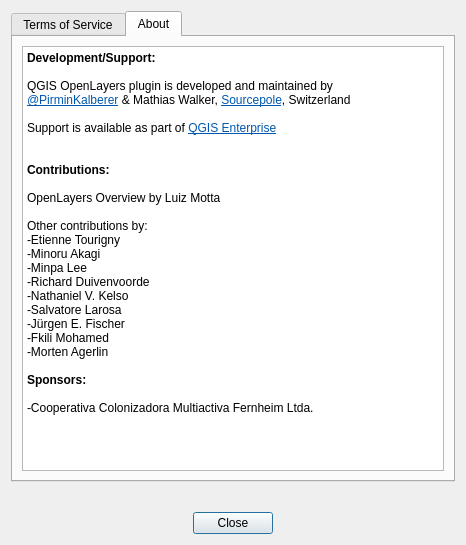
Above: openlayers/ui_about_dialog.ui from sourcepole/qgis-openlayers-plugin before the change. Below: the same form after it.
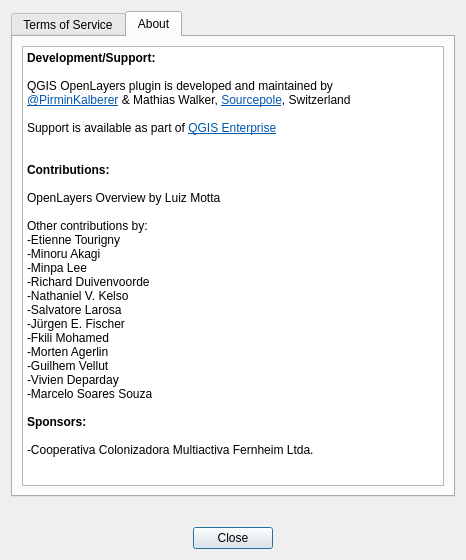
That is the form after the change. The open tabs and pages were chosen to show the change.

What changed in the file:
```diff
--- a/openlayers/ui_about_dialog.ui
+++ b/openlayers/ui_about_dialog.ui
@@ -7,7 +7,7 @@
     <x>0</x>
     <y>0</y>
     <width>466</width>
-    <height>545</height>
+    <height>560</height>
    </rect>
   </property>
   <property name="windowTitle">
@@ -101,6 +101,9 @@
 &lt;p style=&quot; margin-top:0px; margin-bottom:0px; margin-left:0px; margin-right:0px; -qt-block-indent:0; text-indent:0px;&quot;&gt;-Jürgen E. Fischer&lt;/p&gt;
 &lt;p style=&quot; margin-top:0px; margin-bottom:0px; margin-left:0px; margin-right:0px; -qt-block-indent:0; text-indent:0px;&quot;&gt;-Fkili Mohamed&lt;/p&gt;
 &lt;p style=&quot; margin-top:0px; margin-bottom:0px; margin-left:0px; margin-right:0px; -qt-block-indent:0; text-indent:0px;&quot;&gt;-Morten Agerlin&lt;/p&gt;
+&lt;p style=&quot; margin-top:0px; margin-bottom:0px; margin-left:0px; margin-right:0px; -qt-block-indent:0; text-indent:0px;&quot;&gt;-Guilhem Vellut&lt;/p&gt;
+&lt;p style=&quot; margin-top:0px; margin-bottom:0px; margin-left:0px; margin-right:0px; -qt-block-indent:0; text-indent:0px;&quot;&gt;-Vivien Deparday&lt;/p&gt;
+&lt;p style=&quot; margin-top:0px; margin-bottom:0px; margin-left:0px; margin-right:0px; -qt-block-indent:0; text-indent:0px;&quot;&gt;-Marcelo Soares Souza&lt;/p&gt;
 &lt;p style=&quot;-qt-paragraph-type:empty; margin-top:0px; margin-bottom:0px; margin-left:0px; margin-right:0px; -qt-block-indent:0; text-indent:0px;&quot;&gt;&lt;br /&gt;&lt;/p&gt;
 &lt;p style=&quot; margin-top:0px; margin-bottom:0px; margin-left:0px; margin-right:0px; -qt-block-indent:0; text-indent:0px;&quot;&gt;&lt;span style=&quot; font-weight:600;&quot;&gt;Sponsors:&lt;/span&gt;&lt;/p&gt;
 &lt;p style=&quot;-qt-paragraph-type:empty; margin-top:0px; margin-bottom:0px; margin-left:0px; margin-right:0px; -qt-block-indent:0; text-indent:0px; font-weight:600;&quot;&gt;&lt;br /&gt;&lt;/p&gt;
```
